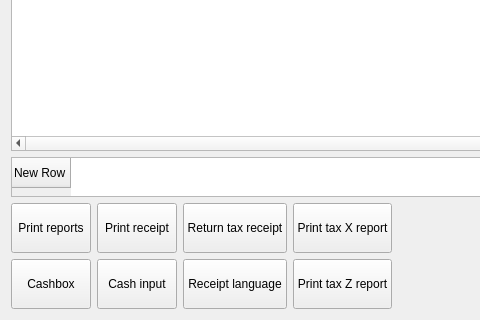
Above: Waiter/dlgreports.ui from End1-1/Cafe5 before the change; both pictures show x 0 to 480 and y 412 to 732 of the 922 by 732 pixel window. Below: the same form after it.
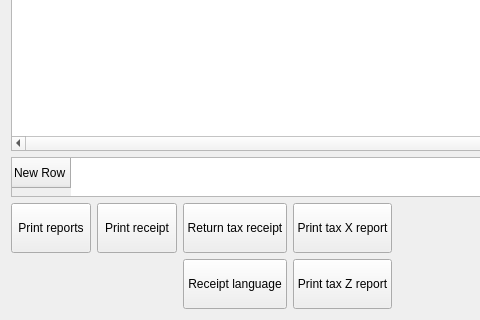
That is the form after the change. Icons and pictures are not drawn. Custom widgets are drawn as their Qt base class.

```diff
--- a/Waiter/dlgreports.ui
+++ b/Waiter/dlgreports.ui
@@ -509,35 +509,6 @@
         </property>
        </spacer>
       </item>
-      <item row="1" column="0">
-       <widget class="QPushButton" name="btnCashobx">
-        <property name="minimumSize">
-         <size>
-          <width>0</width>
-          <height>50</height>
-         </size>
-        </property>
-        <property name="maximumSize">
-         <size>
-          <width>16777215</width>
-          <height>50</height>
-         </size>
-        </property>
-        <property name="text">
-         <string>Cashbox</string>
-        </property>
-        <property name="icon">
-         <iconset resource="../resources/res.qrc">
-          <normaloff>:/service_check.png</normaloff>:/service_check.png</iconset>
-        </property>
-        <property name="iconSize">
-         <size>
-          <width>32</width>
-          <height>32</height>
-         </size>
-        </property>
-       </widget>
-      </item>
       <item row="0" column="0">
        <widget class="QPushButton" name="btnReports">
         <property name="minimumSize">
@@ -596,35 +567,6 @@
         </property>
        </widget>
       </item>
-      <item row="1" column="1">
-       <widget class="QPushButton" name="btnCashInput">
-        <property name="minimumSize">
-         <size>
-          <width>0</width>
-          <height>50</height>
-         </size>
-        </property>
-        <property name="maximumSize">
-         <size>
-          <width>16777215</width>
-          <height>50</height>
-         </size>
-        </property>
-        <property name="text">
-         <string>Cash input</string>
-        </property>
-        <property name="icon">
-         <iconset resource="../resources/res.qrc">
-          <normaloff>:/service_check.png</normaloff>:/service_check.png</iconset>
-        </property>
-        <property name="iconSize">
-         <size>
-          <width>32</width>
-          <height>32</height>
-         </size>
-        </property>
-       </widget>
-      </item>
       <item row="0" column="1">
        <widget class="QPushButton" name="btnPrintOrderReceipt">
         <property name="minimumSize">
```
Left out of the diff: 4 changed lines with no effect on the pictures.
